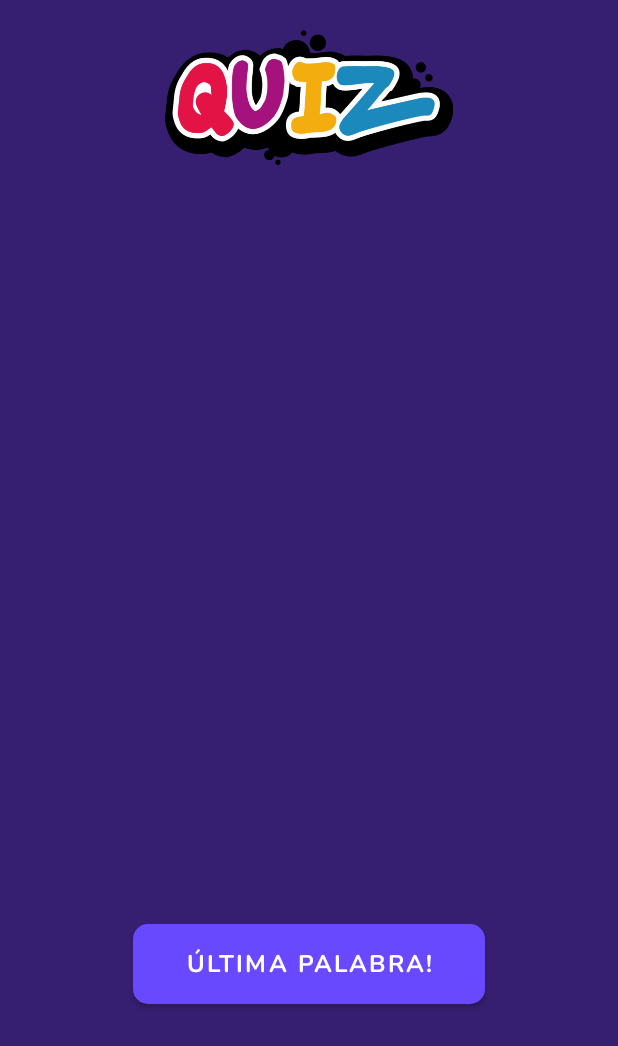
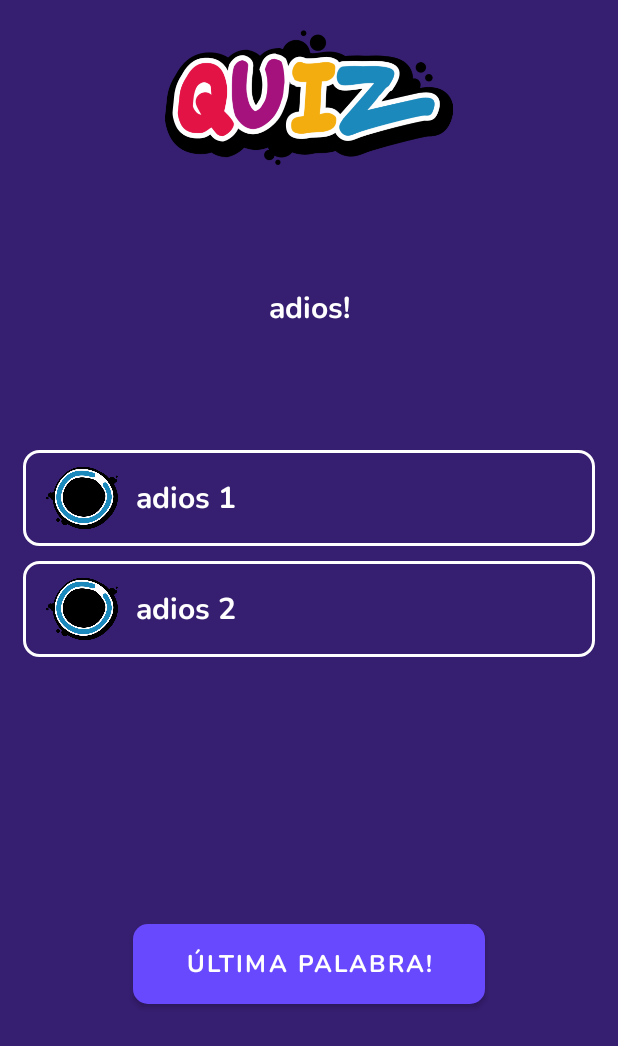
Before and after one commit to dev-willcode/TriviaTI, an Android app: the QuizFragment screen opened through its navigation route, on a phone screen of 412 x 824 dp. Shown: the top 1046 px of the screen. Run offline under Robolectric (Android 15) with nearby library versions, the phone set to English and light mode, and no system bars.

Commit message:
answer selection

```diff
--- a/app/build.gradle
+++ b/app/build.gradle
@@ -2,7 +2,7 @@ plugins {
     id 'com.android.application'
     id 'org.jetbrains.kotlin.android'
     id 'androidx.navigation.safeargs.kotlin'
-    id 'kotlin-parcelize'
+    id 'kotlin-kapt'
 }
 
 android {
--- /dev/null
+++ b/app/src/main/java/dev/willcode/triviati/ui/quiz/application/QuizViewModel.kt
@@ -0,0 +1,34 @@
+package dev.willcode.triviati.ui.quiz.application
+
+import androidx.lifecycle.LiveData
+import androidx.lifecycle.MutableLiveData
+import androidx.lifecycle.ViewModel
+import dev.willcode.triviati.ui.quiz.domain.Quiz
+
+class QuizViewModel : ViewModel() {
+    private val quizzes: MutableList<Quiz> = mutableListOf()
+
+    private var quizIndex = 0
+    private val mutableSelectedItem = MutableLiveData<Quiz>()
+    val currentQuiz: LiveData<Quiz> get() = mutableSelectedItem
+
+    private fun selectItem(item: Quiz) {
+        mutableSelectedItem.value = item
+    }
+
+    fun setQuizzes(list: List<Quiz>) {
+        quizzes.addAll(list)
+    }
+
+    fun existNextQuiz(): Boolean {
+        return ((quizIndex) < quizzes.size)
+    }
+
+    fun selectNextQuiz() {
+        val index = quizIndex++
+        if (index >= quizzes.size) {
+            throw Exception("No more quizzes.")
+        }
+        selectItem(quizzes[index])
+    }
+}
--- a/app/src/main/java/dev/willcode/triviati/ui/quiz/infraestructure/QuizFragment.kt
+++ b/app/src/main/java/dev/willcode/triviati/ui/quiz/infraestructure/QuizFragment.kt
@@ -6,33 +6,74 @@ import android.view.LayoutInflater
 import android.view.View
 import android.view.ViewGroup
 import androidx.fragment.app.Fragment
+import androidx.fragment.app.viewModels
+import androidx.recyclerview.widget.LinearLayoutManager
 import dev.willcode.triviati.databinding.FragmentQuizBinding
-import dev.willcode.triviati.ui.quiz.domain.Quiz
-import java.util.*
+import dev.willcode.triviati.ui.quiz.application.QuizViewModel
+import dev.willcode.triviati.ui.quiz.modules.optionQuiz.application.AnswerQuizAdapter
+import dev.willcode.triviati.ui.quiz.modules.optionQuiz.domain.QuizAnswer
 
 class QuizFragment : Fragment() {
-    private var _binding: FragmentQuizBinding? = null
-    private val binding get() = _binding!!
+    private lateinit var binding: FragmentQuizBinding
     private val repository = QuizRepository()
-    private val currentQuizzes = LinkedList<Quiz>()
+    private val viewModel: QuizViewModel by viewModels()
+    private val adapter = AnswerQuizAdapter()
 
     override fun onCreateView(
         inflater: LayoutInflater,
         container: ViewGroup?,
         savedInstanceState: Bundle?
     ): View {
-        _binding = FragmentQuizBinding.inflate(inflater, container, false)
+        binding = FragmentQuizBinding.inflate(inflater, container, false)
         val root: View = binding.root
         configFragmentView()
         return root
     }
 
-
     private fun configFragmentView() {
-        setupQuizzes()
+        setupQuiz()
+        setupAdapter()
+        setupRecyclerAnswer()
+        binding.confirmButton.setOnClickListener {
+            if (viewModel.existNextQuiz()) {
+                viewModel.selectNextQuiz()
+            } else {
+                finishGame()
+            }
+        }
+        // set first quiz question
+        viewModel.selectNextQuiz()
     }
 
-    private fun setupQuizzes() {
-        currentQuizzes.addAll(repository.getRamdonQuizzes())
+    private fun finishGame() {
+        // move to finish fragment
+    }
+
+    private fun setupQuiz() {
+        viewModel.setQuizzes(repository.getRandomQuizzes())
+        bindQuizData()
+    }
+
+    private fun bindQuizData() {
+        viewModel.currentQuiz.observe(viewLifecycleOwner) {
+            binding.questionText.text = it.question
+            adapter.setOptionQuizList(it.answers)
+        }
+    }
+
+    private fun setupAdapter() {
+        adapter.setOnOptionQuizClickListener(object : AnswerQuizAdapter.OnOptionQuizClickListener {
+            override fun onItemClick(item: QuizAnswer, position: Int) {
+                adapter.checkAnswer(item)
+                adapter.uncheckDifferentAnswer(item)
+                adapter.notifyItemRangeChanged(0,adapter.itemCount)
+            }
+        })
+    }
+
+    private fun setupRecyclerAnswer() {
+        val recycler = binding.answerRecycler
+        recycler.layoutManager = LinearLayoutManager(context, LinearLayoutManager.VERTICAL, false)
+        recycler.adapter = adapter
     }
 }
--- a/app/src/main/java/dev/willcode/triviati/ui/quiz/infraestructure/QuizRepository.kt
+++ b/app/src/main/java/dev/willcode/triviati/ui/quiz/infraestructure/QuizRepository.kt
@@ -3,20 +3,20 @@ package dev.willcode.triviati.ui.quiz.infraestructure
 import dev.willcode.triviati.ui.quiz.domain.Quiz
 import dev.willcode.triviati.ui.quiz.modules.optionQuiz.domain.QuizAnswer
 import kotlin.random.Random
+import kotlin.random.nextInt
 
 class QuizRepository {
-    val Quizzes = listOf(
-        Quiz(1, "hola!", listOf(QuizAnswer(1, "hola mundo")))
+    private val list = listOf(
+        Quiz(1, "hola!", listOf(QuizAnswer(1, "hola 1", false), QuizAnswer(1, "hola 2", false))),
+        Quiz(2, "adios!", listOf(QuizAnswer(1, "adios 1", false), QuizAnswer(1, "adios 2", false))),
     )
 
-    fun getRamdonQuizzes(): List<Quiz> {
-        val randomValues =List(5) {
-            Random.nextInt(0, Quizzes.size)
-        }
-        val selectedQuizzes = ArrayList<Quiz>()
-        for (index in randomValues) {
-            selectedQuizzes.add(Quizzes[index])
-        }
-        return selectedQuizzes
+    fun getRandomQuizzes(): List<Quiz> {
+        val randomInts = generateSequence { Random.nextInt(list.indices) }
+            .distinct()
+            .take(2)
+            .toList()
+        val randomList = randomInts.map { index -> list[index] }
+        return ArrayList(randomList.map { it.copy() })
     }
 }
--- a/app/src/main/java/dev/willcode/triviati/ui/quiz/modules/optionQuiz/application/AnswerQuizAdapter.kt
+++ b/app/src/main/java/dev/willcode/triviati/ui/quiz/modules/optionQuiz/application/AnswerQuizAdapter.kt
@@ -11,12 +11,16 @@ class AnswerQuizAdapter : RecyclerView.Adapter<AnswerQuizHolder>() {
     private lateinit var clickListener: OnOptionQuizClickListener
 
     interface OnOptionQuizClickListener {
-        fun onItemClick(dataSet: ArrayList<QuizAnswer>, position: Int)
+        fun onItemClick(item: QuizAnswer, position: Int)
     }
 
-    fun setOptionQuizList(dataSet: List<QuizAnswer>) {
-        this.dataSet.addAll(dataSet)
-        notifyItemRangeInserted(this.dataSet.size, this.dataSet.size + dataSet.size - 1)
+    fun setOptionQuizList(quizzes: List<QuizAnswer>) {
+        val previousDataSetSize = dataSet.size
+        dataSet.clear()
+        notifyItemRangeRemoved(0, previousDataSetSize)
+        dataSet.addAll(quizzes)
+        notifyItemRangeInserted(0, quizzes.size)
+
     }
 
     fun setOnOptionQuizClickListener(listener: OnOptionQuizClickListener) {
@@ -34,4 +38,19 @@ class AnswerQuizAdapter : RecyclerView.Adapter<AnswerQuizHolder>() {
     )
 
     override fun getItemCount() = dataSet.size
+
+    fun checkAnswer(answer: QuizAnswer) {
+        if (!answer.checked) {
+            answer.checked = true
+        }
+    }
+
+    fun uncheckDifferentAnswer(answer: QuizAnswer) {
+        val position = dataSet.indexOf(answer)
+        for ((index, value) in dataSet.withIndex()) {
+            if (index != position) {
+                value.checked = false
+            }
+        }
+    }
 }
--- a/app/src/main/java/dev/willcode/triviati/ui/quiz/modules/optionQuiz/application/AnswerQuizHolder.kt
+++ b/app/src/main/java/dev/willcode/triviati/ui/quiz/modules/optionQuiz/application/AnswerQuizHolder.kt
@@ -1,6 +1,9 @@
 package dev.willcode.triviati.ui.quiz.modules.optionQuiz.application
 
+
+import androidx.core.content.res.ResourcesCompat
 import androidx.recyclerview.widget.RecyclerView
+import dev.willcode.triviati.R
 import dev.willcode.triviati.databinding.FragmentAnswerQuizBinding
 import dev.willcode.triviati.ui.quiz.modules.optionQuiz.domain.QuizAnswer
 
@@ -15,13 +18,49 @@ class AnswerQuizHolder(
     }
 
     fun bind(item: QuizAnswer) {
-        binding.answerId.text = item.index.toString()
         binding.answerText.text = item.question
+        if (item.checked) {
+            binding.answerIcon.setImageDrawable(
+                ResourcesCompat.getDrawable(
+                    itemView.resources,
+                    R.drawable.checked,
+                    null
+                )
+            )
+            binding.answerText.setTextColor(
+                ResourcesCompat.getColor(
+                    itemView.resources, R.color.purple_500, null
+                )
+            )
+            binding.answerContainer.background = ResourcesCompat.getDrawable(
+                itemView.resources,
+                R.drawable.rounded_corners_button,
+                null
+            );
+        } else {
+            binding.answerIcon.setImageDrawable(
+                ResourcesCompat.getDrawable(
+                    itemView.resources,
+                    R.drawable.unchecked,
+                    null
+                )
+            )
+            binding.answerText.setTextColor(
+                ResourcesCompat.getColor(
+                    itemView.resources, R.color.white, null
+                )
+            )
+            binding.answerContainer.background = ResourcesCompat.getDrawable(
+                itemView.resources,
+                R.drawable.rounded_corners_button_stroke,
+                null
+            );
+        }
     }
 
     private fun configureSelectListener(listener: AnswerQuizAdapter.OnOptionQuizClickListener) {
         binding.answerContainer.setOnClickListener {
-            listener.onItemClick(dataSet, absoluteAdapterPosition)
+            listener.onItemClick(dataSet[absoluteAdapterPosition], absoluteAdapterPosition)
         }
     }
 }
--- a/app/src/main/java/dev/willcode/triviati/ui/quiz/modules/optionQuiz/domain/QuizAnswer.kt
+++ b/app/src/main/java/dev/willcode/triviati/ui/quiz/modules/optionQuiz/domain/QuizAnswer.kt
@@ -1,6 +1,7 @@
 package dev.willcode.triviati.ui.quiz.modules.optionQuiz.domain
 
 data class QuizAnswer(
-    val index: Int,
+    val id: Int,
     val question: String,
+    var checked:Boolean
 )
--- a/app/src/main/java/dev/willcode/triviati/ui/quiz/modules/quizBody/infraestructure/QuizBodyFragment.kt
+++ /dev/null
@@ -1,56 +0,0 @@
-package dev.willcode.triviati.ui.quiz.modules.quizBody.infraestructure
-
-import android.os.Bundle
-import android.view.LayoutInflater
-import android.view.View
-import android.view.ViewGroup
-import androidx.fragment.app.Fragment
-import androidx.recyclerview.widget.LinearLayoutManager
-import dev.willcode.triviati.databinding.FragmentQuizBodyBinding
-import dev.willcode.triviati.ui.quiz.domain.Quiz
-import dev.willcode.triviati.ui.quiz.modules.optionQuiz.application.AnswerQuizAdapter
-import dev.willcode.triviati.ui.quiz.modules.optionQuiz.domain.QuizAnswer
-
-class QuizBodyFragment : Fragment() {
-    private var _binding: FragmentQuizBodyBinding? = null
-    private val binding get() = _binding!!
-    private val adapter = AnswerQuizAdapter()
-
-    override fun onCreateView(
-        inflater: LayoutInflater,
-        container: ViewGroup?,
-        savedInstanceState: Bundle?
-    ): View {
-        _binding = FragmentQuizBodyBinding.inflate(inflater, container, false)
-        val root: View = binding.root
-        configFragmentView()
-        return root
-    }
-
-
-    private fun configFragmentView() {
-//        setupQuiz()
-        setupAdapter()
-        setupRecyclerView()
-    }
-
-    private fun setupQuiz(quiz: Quiz) {
-        binding.questionText.text = quiz.question
-        adapter.setOptionQuizList(quiz.answers)
-    }
-
-    private fun setupAdapter() {
-        adapter.setOnOptionQuizClickListener(object : AnswerQuizAdapter.OnOptionQuizClickListener {
-            override fun onItemClick(dataSet: ArrayList<QuizAnswer>, position: Int) {
-                println(dataSet[position].toString())
-            }
-        })
-    }
-
-    private fun setupRecyclerView() {
-        val recycler = binding.answerRecycler
-        val layoutManager = LinearLayoutManager(context, LinearLayoutManager.VERTICAL, false)
-        recycler.layoutManager = layoutManager
-        recycler.adapter = adapter
-    }
-}
--- /dev/null
+++ b/app/src/main/res/drawable/rounded_button_hint.xml
@@ -0,0 +1,5 @@
+<?xml version="1.0" encoding="utf-8"?>
+<shape xmlns:android="http://schemas.android.com/apk/res/android"
+    android:shape="oval">
+    <solid android:color="@color/purple_200"/>
+</shape>
--- a/app/src/main/res/layout/fragment_answer_quiz.xml
+++ b/app/src/main/res/layout/fragment_answer_quiz.xml
@@ -1,29 +1,30 @@
 <?xml version="1.0" encoding="utf-8"?>
 <LinearLayout xmlns:android="http://schemas.android.com/apk/res/android"
+    android:id="@+id/answerContainer"
     android:layout_width="match_parent"
     android:layout_height="wrap_content"
+    android:layout_marginBottom="10dp"
     android:background="@drawable/rounded_corners_button_stroke"
     android:backgroundTint="@color/white"
     android:paddingStart="15dp"
     android:paddingTop="8dp"
     android:paddingEnd="15dp"
     android:paddingBottom="8dp"
-    android:layout_marginBottom="10dp"
-    android:id="@+id/answerContainer"
-    >
+    android:gravity="center_vertical">
 
-    <Button
-        android:id="@+id/answerId"
+    <ImageView
+        android:id="@+id/answerIcon"
         android:layout_width="48dp"
         android:layout_height="48dp"
-        android:layout_marginEnd="15dp"
-        android:background="@drawable/rounded_button"
-         />
+        android:src="@drawable/unchecked"
+        android:contentDescription="@string/app_name" />
+
 
     <TextView
         android:id="@+id/answerText"
         android:layout_width="match_parent"
         android:layout_height="wrap_content"
+        android:layout_marginStart="12dp"
         android:fontFamily="@font/nunito_bold"
         android:textColor="@color/white"
         android:textSize="20sp" />
--- a/app/src/main/res/layout/fragment_quiz.xml
+++ b/app/src/main/res/layout/fragment_quiz.xml
@@ -1,6 +1,7 @@
 <?xml version="1.0" encoding="utf-8"?>
 <LinearLayout xmlns:android="http://schemas.android.com/apk/res/android"
     xmlns:tools="http://schemas.android.com/tools"
+    xmlns:app="http://schemas.android.com/apk/res-auto"
     android:layout_width="match_parent"
     android:layout_height="match_parent"
     android:background="@color/purple_700"
@@ -15,10 +16,54 @@
         android:contentDescription="@string/app_name"
         android:src="@drawable/quiz" />
 
-    <androidx.fragment.app.FragmentContainerView
-        android:id="@+id/quizBody"
-        android:name="dev.willcode.triviati.ui.quiz.modules.quizBody.infraestructure.QuizBodyFragment"
+
+    <LinearLayout
         android:layout_width="match_parent"
-        android:layout_height="match_parent" />
+        android:layout_height="wrap_content"
+        android:layout_marginTop="20dp"
+        android:orientation="vertical"
+        android:paddingStart="15dp"
+        android:paddingEnd="15dp">
+
+
+        <TextView
+            android:id="@+id/questionText"
+            android:layout_width="match_parent"
+            android:layout_height="150dp"
+            android:fontFamily="@font/nunito_bold"
+            android:gravity="center"
+            android:lineSpacingExtra="4sp"
+            android:scrollbars="vertical"
+            android:textAlignment="center"
+            android:textColor="@color/white"
+            android:textSize="20sp" />
+    </LinearLayout>
+
+
+    <androidx.recyclerview.widget.RecyclerView
+        android:id="@+id/answerRecycler"
+        android:layout_width="match_parent"
+        android:layout_height="290dp"
+        android:layout_marginTop="20dp"
+        android:gravity="center"
+        android:orientation="vertical"
+        android:paddingStart="15dp"
+        android:paddingEnd="15dp" />
+
+    <com.google.android.material.button.MaterialButton
+        android:id="@+id/confirmButton"
+        app:backgroundTint="@color/purple_200"
+        app:cornerRadius="10dp"
+        android:layout_width="wrap_content"
+        android:layout_height="wrap_content"
+        android:layout_marginTop="20dp"
+        android:layout_marginBottom="10dp"
+        android:fontFamily="@font/nunito_bold"
+        android:paddingStart="35dp"
+        android:paddingTop="15dp"
+        android:paddingEnd="35dp"
+        android:paddingBottom="15dp"
+        android:text="@string/next_quiz_button"
+        android:textSize="16sp" />
 
 </LinearLayout>
--- a/app/src/main/res/layout/fragment_quiz_body.xml
+++ /dev/null
@@ -1,57 +0,0 @@
-<?xml version="1.0" encoding="utf-8"?>
-<LinearLayout xmlns:android="http://schemas.android.com/apk/res/android"
-    xmlns:app="http://schemas.android.com/apk/res-auto"
-    android:layout_width="match_parent"
-    android:layout_height="match_parent"
-    android:orientation="vertical"
-    android:gravity="center_horizontal">
-
-    <LinearLayout
-        android:layout_width="match_parent"
-        android:layout_height="wrap_content"
-        android:layout_marginTop="20dp"
-        android:orientation="vertical"
-        android:paddingStart="15dp"
-        android:paddingEnd="15dp">
-
-
-        <TextView
-            android:id="@+id/questionText"
-            android:layout_width="match_parent"
-            android:layout_height="150dp"
-            android:fontFamily="@font/nunito_bold"
-            android:gravity="center"
-            android:lineSpacingExtra="4sp"
-            android:scrollbars="vertical"
-            android:textAlignment="center"
-            android:textColor="@color/white"
-            android:textSize="20sp" />
-    </LinearLayout>
-
-
-    <androidx.recyclerview.widget.RecyclerView
-        android:id="@+id/answerRecycler"
-        android:layout_width="match_parent"
-        android:layout_height="290dp"
-        android:layout_marginTop="20dp"
-        android:gravity="center"
-        android:orientation="vertical"
-        android:paddingStart="15dp"
-        android:paddingEnd="15dp" />
-
-    <com.google.android.material.button.MaterialButton
-        android:id="@+id/confirmButton"
-        app:backgroundTint="@color/purple_200"
-        app:cornerRadius="10dp"
-        android:layout_width="wrap_content"
-        android:layout_height="wrap_content"
-        android:layout_marginTop="20dp"
-        android:layout_marginBottom="10dp"
-        android:fontFamily="@font/nunito_bold"
-        android:paddingStart="35dp"
-        android:paddingTop="15dp"
-        android:paddingEnd="35dp"
-        android:paddingBottom="15dp"
-        android:text="@string/next_quiz_button"
-        android:textSize="16sp" />
-</LinearLayout>
```
Also changed, not shown: app/src/main/res/drawable/checked.png (renamed from app/src/main/res/drawable/correct.png), app/src/main/res/drawable/unchecked.png (added).
